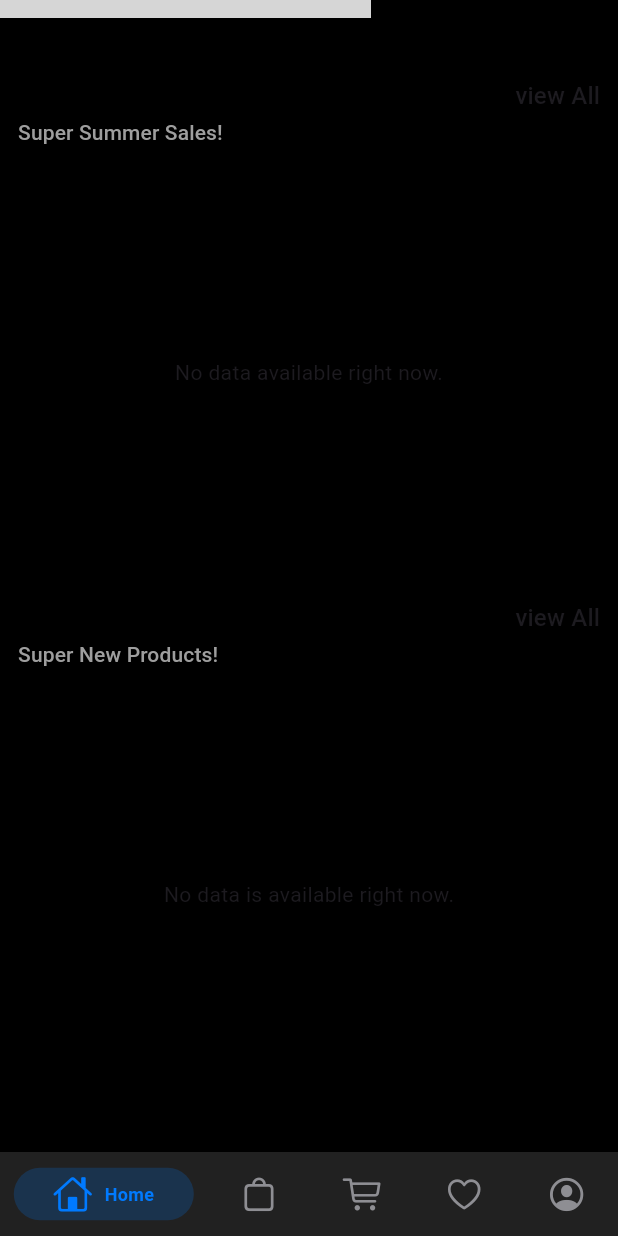
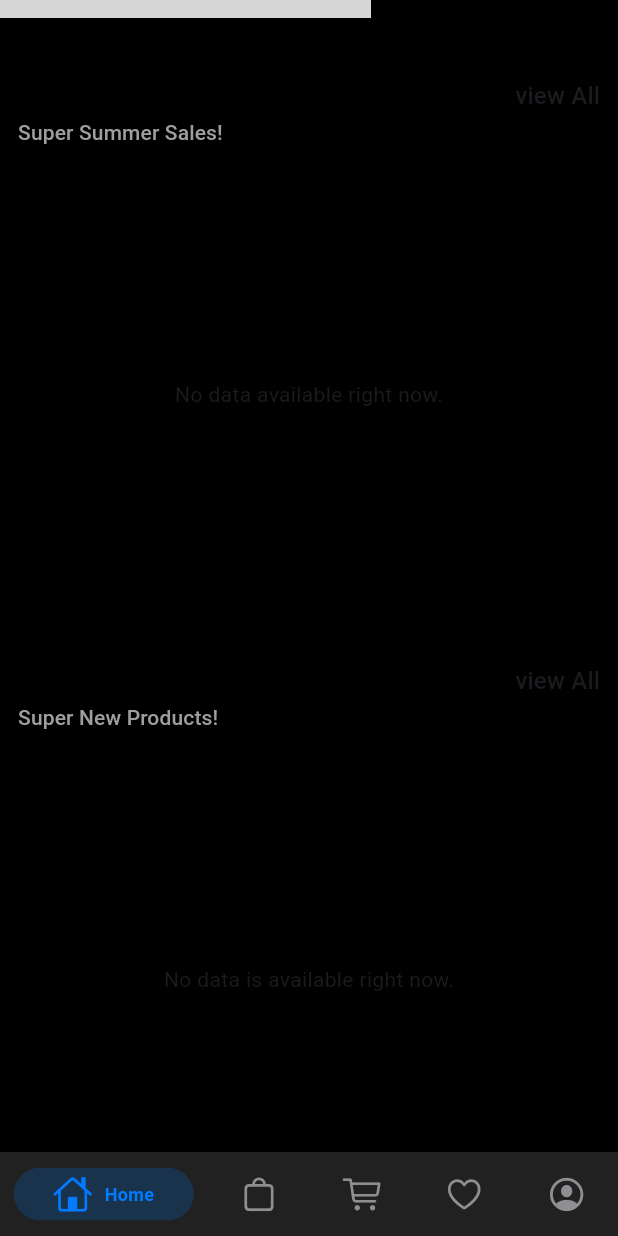
Before and after one commit to Mostafa-Noaman/shoopy, a Flutter app: the screen it shows once a user with an empty profile is signed in, scrolled down 235 dp, on a phone screen of 412 x 824 dp. Run offline on Flutter 3.47's test engine with Material 3 defaults, Android fonts, the phone set to English and light mode, and no system bars; drawn by our look-alikes of persistent_bottom_nav_bar; our stand-ins replace cloud_firestore, firebase_auth, firebase_core; accounts and stored records are empty; network calls fail; grey boxes are pictures that could not be loaded.

Commit message:
changed the size of the items

```diff
--- a/lib/views/pages/home_page.dart
+++ b/lib/views/pages/home_page.dart
@@ -81,7 +81,7 @@ class HomePage extends StatelessWidget {
               ),
             ],
           ),
-          SizedBox(height: 26),
+          const SizedBox(height: 26),
           Padding(
             padding: const EdgeInsets.all(12.0),
             child: Column(
@@ -92,7 +92,7 @@ class HomePage extends StatelessWidget {
                   description: 'Super Summer Sales!',
                 ),
                 SizedBox(
-                  height: 300,
+                  height: 330,
                   child: StreamBuilder<List<ProductModel>>(
                       stream: database.salesProductStream(),
                       builder: (context, snapshot) {
@@ -120,13 +120,14 @@ class HomePage extends StatelessWidget {
                         );
                       }),
                 ),
+                const SizedBox(height: 12),
                 buildHeaderOfList(
                   context,
                   title: 'New',
                   description: 'Super New Products!',
                 ),
                 SizedBox(
-                  height: 300,
+                  height: 330,
                   child: StreamBuilder<List<ProductModel>>(
                       stream: database.newProductStream(),
                       builder: (context, snapshot) {
```
